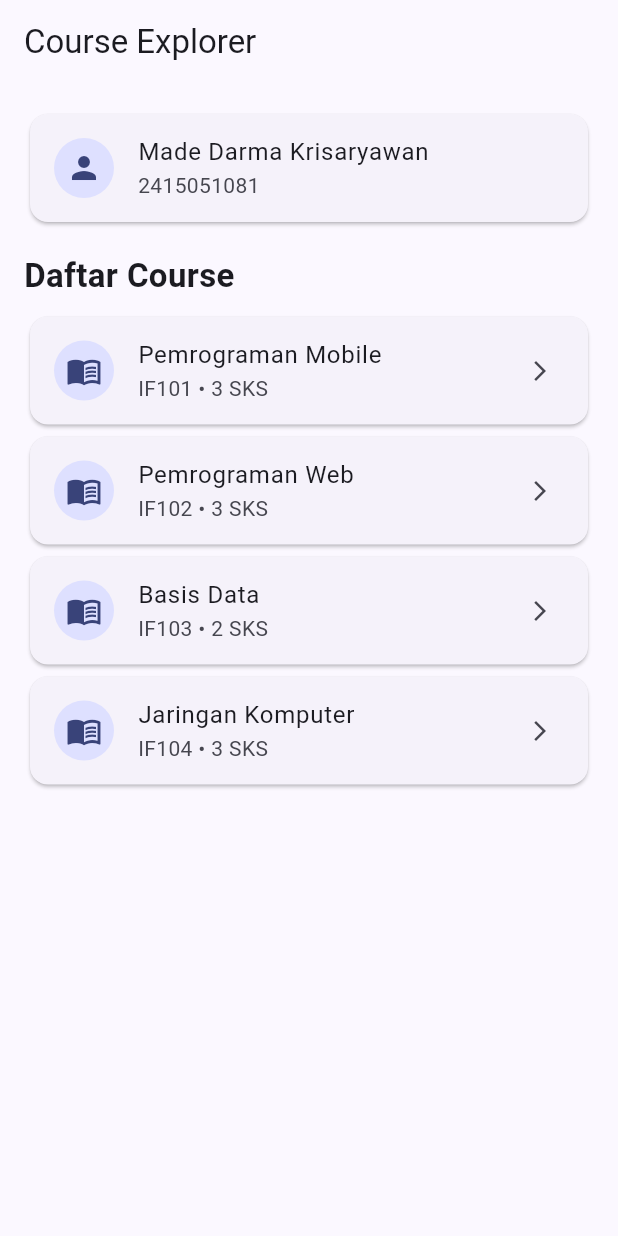
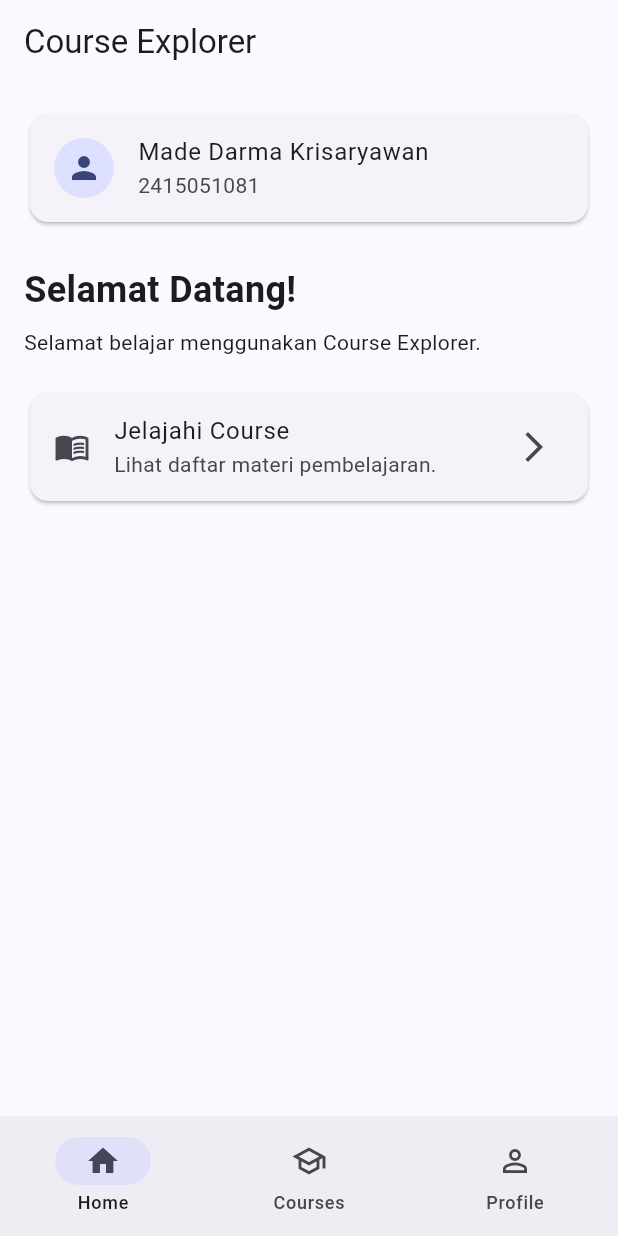
Before and after one commit to darmakrisaryawan-sys/flutter_ui_fundamentals, a Flutter app: the screen it shows after launch, on a phone screen of 412 x 824 dp. Run offline on Flutter 3.47's test engine with Material 3 defaults, Android fonts, the phone set to English and light mode, and no system bars.

Commit message:
Tahap 10: Menambahkan navigasi utama tiga halaman

```diff
--- a/lib/main.dart
+++ b/lib/main.dart
@@ -2,28 +2,6 @@ import 'package:flutter/material.dart';
 
 const String studentName = 'Made Darma Krisaryawan';
 const String studentId = '2415051081';
-
-const List<Map<String, dynamic>> courses = [
-  {
-    'title': 'Pemrograman Mobile',
-    'code': 'IF101',
-    'credits': 3,
-    'status': 'Aktif',
-  },
-  {
-    'title': 'Pemrograman Web',
-    'code': 'IF102',
-    'credits': 3,
-    'status': 'Aktif',
-  },
-  {'title': 'Basis Data', 'code': 'IF103', 'credits': 2, 'status': 'Selesai'},
-  {
-    'title': 'Jaringan Komputer',
-    'code': 'IF104',
-    'credits': 3,
-    'status': 'Aktif',
-  },
-];
 
 void main() {
   runApp(const MyApp());
@@ -41,37 +19,67 @@ class MyApp extends StatelessWidget {
         colorScheme: ColorScheme.fromSeed(seedColor: Colors.indigo),
         useMaterial3: true,
       ),
-      home: const HomePage(),
+      home: const MainNavigationPage(),
     );
   }
 }
 
-class HomePage extends StatelessWidget {
-  const HomePage({super.key});
+class MainNavigationPage extends StatefulWidget {
+  const MainNavigationPage({super.key});
 
-  Future<void> openCourse(
-    BuildContext context,
-    Map<String, dynamic> course,
-  ) async {
-    final bool? result = await Navigator.push<bool>(
-      context,
-      MaterialPageRoute(builder: (context) => CourseDetailPage(course: course)),
-    );
+  @override
+  State<MainNavigationPage> createState() => _MainNavigationPageState();
+}
 
-    if (!context.mounted) return;
+class _MainNavigationPageState extends State<MainNavigationPage> {
+  int currentIndex = 0;
 
-    if (result == true) {
-      ScaffoldMessenger.of(context).showSnackBar(
-        SnackBar(content: Text('${course['title']} ditambahkan ke Favorite!')),
-      );
-    }
-  }
+  final List<Widget> pages = const [
+    HomeScreen(),
+    CoursesScreen(),
+    ProfileScreen(),
+  ];
 
   @override
   Widget build(BuildContext context) {
     return Scaffold(
       appBar: AppBar(title: const Text('Course Explorer')),
-      body: ListView(
+      body: pages[currentIndex],
+      bottomNavigationBar: NavigationBar(
+        selectedIndex: currentIndex,
+        onDestinationSelected: (index) {
+          setState(() {
+            currentIndex = index;
+          });
+        },
+        destinations: const [
+          NavigationDestination(
+            icon: Icon(Icons.home_outlined),
+            selectedIcon: Icon(Icons.home),
+            label: 'Home',
+          ),
+          NavigationDestination(
+            icon: Icon(Icons.school_outlined),
+            selectedIcon: Icon(Icons.school),
+            label: 'Courses',
+          ),
+          NavigationDestination(
+            icon: Icon(Icons.person_outline),
+            selectedIcon: Icon(Icons.person),
+            label: 'Profile',
+          ),
+        ],
+      ),
+    );
+  }
+}
+
+class HomeScreen extends StatelessWidget {
+  const HomeScreen({super.key});
+
+  @override
+  Widget build(BuildContext context) {
+    return ListView(
       padding: const EdgeInsets.all(16),
       children: [
         const Card(
@@ -81,101 +89,83 @@ class HomePage extends StatelessWidget {
             subtitle: Text(studentId),
           ),
         ),
-          const SizedBox(height: 16),
+        const SizedBox(height: 24),
         const Text(
-            'Daftar Course',
-            style: TextStyle(fontSize: 22, fontWeight: FontWeight.bold),
+          'Selamat Datang!',
+          style: TextStyle(fontSize: 24, fontWeight: FontWeight.bold),
         ),
         const SizedBox(height: 8),
-          for (final course in courses)
+        const Text('Selamat belajar menggunakan Course Explorer.'),
+        const SizedBox(height: 20),
         Card(
           child: ListTile(
-                leading: const CircleAvatar(child: Icon(Icons.menu_book)),
-                title: Text(course['title'] as String),
-                subtitle: Text(
-                  '${course['code']} • '
-                  '${course['credits']} SKS',
-                ),
-                trailing: const Icon(Icons.arrow_forward_ios, size: 16),
-                onTap: () => openCourse(context, course),
+            leading: const Icon(Icons.menu_book),
+            title: const Text('Jelajahi Course'),
+            subtitle: const Text('Lihat daftar materi pembelajaran.'),
+            trailing: const Icon(Icons.arrow_forward_ios),
           ),
         ),
       ],
-      ),
     );
   }
 }
 
-class CourseDetailPage extends StatelessWidget {
-  final Map<String, dynamic> course;
-
-  const CourseDetailPage({super.key, required this.course});
+class CoursesScreen extends StatelessWidget {
+  const CoursesScreen({super.key});
 
   @override
   Widget build(BuildContext context) {
-    return Scaffold(
-      appBar: AppBar(title: const Text('Detail Course')),
-      body: Padding(
+    const courseNames = [
+      'Pemrograman Mobile',
+      'Pemrograman Web',
+      'Basis Data',
+      'Jaringan Komputer',
+    ];
+
+    return ListView(
+      padding: const EdgeInsets.all(16),
+      children: [
+        const Text(
+          'Daftar Courses',
+          style: TextStyle(fontSize: 24, fontWeight: FontWeight.bold),
+        ),
+        const SizedBox(height: 12),
+        for (final course in courseNames)
+          Card(
+            child: ListTile(
+              leading: const Icon(Icons.school),
+              title: Text(course),
+              subtitle: const Text('Materi pembelajaran'),
+            ),
+          ),
+      ],
+    );
+  }
+}
+
+class ProfileScreen extends StatelessWidget {
+  const ProfileScreen({super.key});
+
+  @override
+  Widget build(BuildContext context) {
+    return Center(
+      child: Padding(
         padding: const EdgeInsets.all(16),
         child: Column(
-          crossAxisAlignment: CrossAxisAlignment.start,
+          mainAxisSize: MainAxisSize.min,
           children: [
-            const Card(
-              child: ListTile(
-                leading: CircleAvatar(child: Icon(Icons.person)),
-                title: Text(studentName),
-                subtitle: Text(studentId),
-              ),
-            ),
-            const SizedBox(height: 24),
-            Text(
-              course['title'] as String,
-              style: const TextStyle(fontSize: 24, fontWeight: FontWeight.bold),
-            ),
+            const CircleAvatar(radius: 40, child: Icon(Icons.person, size: 40)),
             const SizedBox(height: 16),
-            Card(
-              child: Column(
-                children: [
-                  ListTile(
-                    leading: const Icon(Icons.tag),
-                    title: const Text('Kode Course'),
-                    subtitle: Text(course['code'] as String),
-                  ),
-                  ListTile(
-                    leading: const Icon(Icons.school),
-                    title: const Text('Jumlah SKS'),
-                    subtitle: Text('${course['credits']} SKS'),
-                  ),
-                  ListTile(
-                    leading: const Icon(Icons.info_outline),
-                    title: const Text('Status'),
-                    subtitle: Text(course['status'] as String),
-                  ),
-                ],
-              ),
-            ),
-            const Spacer(),
-            SizedBox(
-              width: double.infinity,
-              child: ElevatedButton.icon(
-                onPressed: () {
-                  Navigator.pop(context, true);
-                },
-                icon: const Icon(Icons.favorite),
-                label: const Text('Pilih/Favorite'),
-              ),
+            const Text(
+              studentName,
+              textAlign: TextAlign.center,
+              style: TextStyle(fontSize: 20, fontWeight: FontWeight.bold),
             ),
             const SizedBox(height: 8),
-            SizedBox(
-              width: double.infinity,
-              child: OutlinedButton.icon(
-                onPressed: () {
-                  Navigator.pop(context);
-                },
-                icon: const Icon(Icons.arrow_back),
-                label: const Text('Kembali tanpa Memilih'),
-              ),
-            ),
+            const Text('NIM: $studentId'),
+            const SizedBox(height: 8),
+            const Text('Program Studi: PTI'),
+            const Text('Kelas: PTI 5B'),
           ],
         ),
       ),
```
Lines whose indentation alone changed are shown as unchanged.
